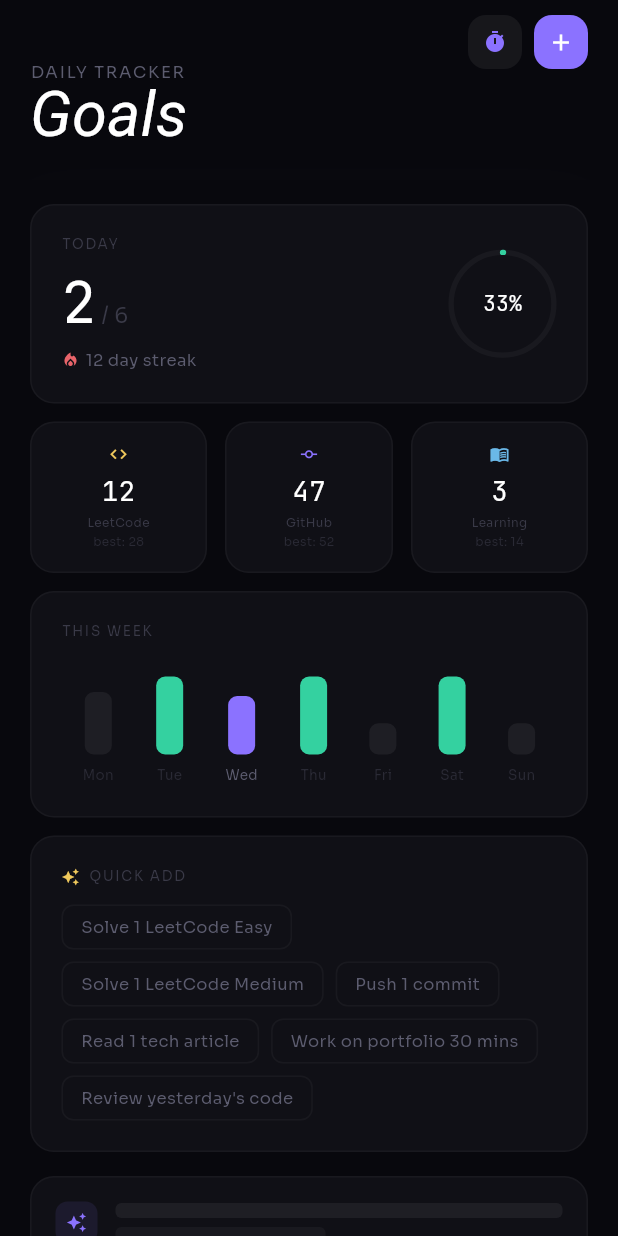
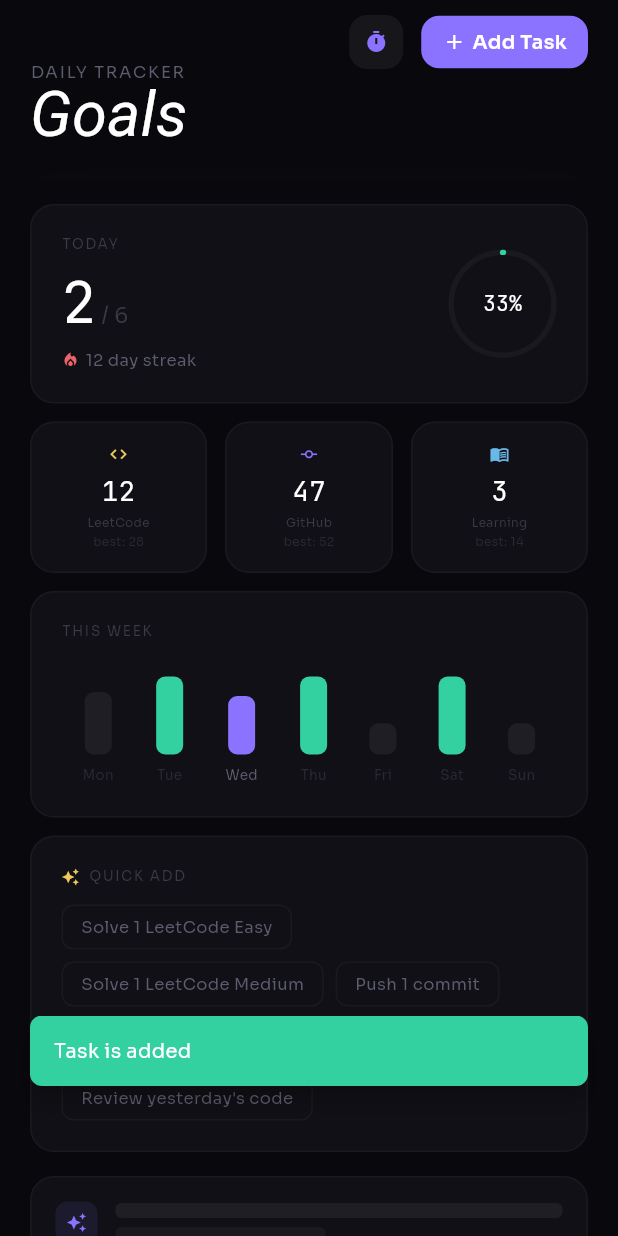
Before and after one commit to notkoushik/DevPulse, a Flutter app: the GoalsScreen widget shown alone on an empty page, opened directly, after a tap on "Solve 1 LeetCode Easy", on a phone screen of 412 x 824 dp. Run offline on Flutter 3.47's test engine with Material 3 defaults, Android fonts, the light colour scheme and no system bars; drawn by our look-alikes of flutter_animate; our stand-ins replace fl_chart, google_fonts, shared_preferences, supabase_flutter; missing offline and left inert: flutter_displaymode; accounts and stored records are empty; network calls fail.

```diff
--- a/lib/data/api_repository.dart
+++ b/lib/data/api_repository.dart
@@ -19,9 +19,22 @@ class ApiDataRepository implements DataRepository {
     http.Client? client,
   }) : _client = client ?? http.Client();
 
+  Future<String> _getToken() async {
+    final auth = Supabase.instance.client.auth;
+    var session = auth.currentSession;
+    if (session != null && session.isExpired) {
+      try {
+        final res = await auth.refreshSession();
+        session = res.session;
+      } catch (e) {
+        debugPrint('Token refresh failed: $e');
+      }
+    }
+    return session?.accessToken ?? '';
+  }
+
   Future<Map<String, dynamic>> _getJson(String path) async {
-    final session = Supabase.instance.client.auth.currentSession;
-    final token = session?.accessToken ?? '';
+    final token = await _getToken();
 
     debugPrint('🔗 API → $baseUrl$path (token: ${token.isNotEmpty ? "${token.substring(0, 20)}..." : "EMPTY"})');
 
@@ -41,8 +54,7 @@ class ApiDataRepository implements DataRepository {
   }
 
   Future<Map<String, dynamic>> _postJson(String path, Map<String, dynamic> body) async {
-    final session = Supabase.instance.client.auth.currentSession;
-    final token = session?.accessToken ?? '';
+    final token = await _getToken();
 
     final response = await _client.post(
       Uri.parse('$baseUrl$path'),
--- a/lib/data/data_provider.dart
+++ b/lib/data/data_provider.dart
@@ -150,6 +150,7 @@ class DataProvider extends ChangeNotifier {
       newsFeed = await repository.getNewsFeed(source: source);
     } catch (e) {
       debugPrint('News feed error: $e');
+      newsFeed = mock.newsFeed;
     }
     isLoadingNews = false;
     notifyListeners();
@@ -161,6 +162,7 @@ class DataProvider extends ChangeNotifier {
       notifyListeners();
     } catch (e) {
       debugPrint('Trending repos error: $e');
+      trendingRepos = mock.trendingRepos;
     }
   }
 
--- a/lib/data/mock_data.dart
+++ b/lib/data/mock_data.dart
@@ -248,3 +248,62 @@ List<Contribution> _generateContributions() {
   }
   return contributions.reversed.toList();
 }
+
+final newsFeed = [
+  NewsItem(
+    id: 'mock_1',
+    title: 'Flutter Desktop goes to stable',
+    url: 'https://flutter.dev',
+    source: 'hackernews',
+    author: 'flutter_fan',
+    points: 842,
+    comments: 125,
+    timeAgo: '2h ago',
+    tags: ['flutter', 'release']
+  ),
+  NewsItem(
+    id: 'mock_2',
+    title: '10 TypeScript tricks for 2026',
+    url: 'https://dev.to',
+    source: 'devto',
+    author: 'johndoe',
+    points: 420,
+    comments: 55,
+    timeAgo: '5h ago',
+    tags: ['typescript', 'tips']
+  ),
+  NewsItem(
+    id: 'mock_3',
+    title: 'My top 5 VS Code extensions for productivity',
+    url: 'https://reddit.com/r/webdev',
+    source: 'reddit',
+    author: 'web_dev22',
+    points: 512,
+    comments: 89,
+    timeAgo: '6h ago',
+    tags: ['webdev', 'productivity']
+  ),
+];
+
+final trendingRepos = [
+  TrendingRepo(
+    name: 'awesome-flutter',
+    author: 'solido',
+    description: 'A curated list of awesome Flutter resources',
+    language: 'Dart',
+    languageColor: '#00B4AB',
+    stars: 52000,
+    todayStars: 156,
+    url: 'https://github.com/solido/awesome-flutter'
+  ),
+  TrendingRepo(
+    name: 'devpulse-dashboard',
+    author: 'notkoushik',
+    description: 'Developer productivity dashboard and AI assistant',
+    language: 'TypeScript',
+    languageColor: '#3178C6',
+    stars: 485,
+    todayStars: 52,
+    url: 'https://github.com/notkoushik/devpulse'
+  ),
+];
--- a/lib/data/repository.dart
+++ b/lib/data/repository.dart
@@ -113,13 +113,13 @@ class MockDataRepository implements DataRepository {
   @override
   Future<List<NewsItem>> getNewsFeed({String source = 'all'}) async {
     await _delay();
-    return [];
+    return mock.newsFeed;
   }
 
   @override
   Future<List<TrendingRepo>> getTrendingRepos() async {
     await _delay();
-    return [];
+    return mock.trendingRepos;
   }
 
   // AI
--- a/lib/screens/dashboard_screen.dart
+++ b/lib/screens/dashboard_screen.dart
@@ -2,6 +2,7 @@ import 'dart:ui';
 import 'package:flutter/material.dart';
 import 'package:flutter_animate/flutter_animate.dart';
 import 'package:google_fonts/google_fonts.dart';
+import 'package:intl/intl.dart';
 import 'package:provider/provider.dart';
 import '../theme/app_theme.dart';
 import '../data/data_provider.dart';
@@ -94,7 +95,7 @@ class DashboardScreen extends StatelessWidget {
                 background: Padding(
                   padding: const EdgeInsets.only(left: 20, top: 40),
                   child: Text(
-                    'SUNDAY, FEB 22',
+                    DateFormat('EEEE, MMM d').format(DateTime.now()).toUpperCase(),
                     style: TextStyle(
                       fontSize: 11,
                       letterSpacing: 1.5,
--- a/lib/screens/goals_screen.dart
+++ b/lib/screens/goals_screen.dart
@@ -57,6 +57,19 @@ class _GoalsScreenState extends State<GoalsScreen> {
     final goalCategory = category ?? _newCategory;
     if (goalTitle.trim().isEmpty) return;
     context.read<DataProvider>().addGoal(goalTitle.trim(), goalCategory);
+
+    // Show confirmation Toast/Snackbar
+    ScaffoldMessenger.of(context).clearSnackBars();
+    ScaffoldMessenger.of(context).showSnackBar(
+      SnackBar(
+        content: Text('Task is added', style: TextStyle(color: Colors.white, fontSize: 13)),
+        backgroundColor: DevPulseColors.success,
+        duration: const Duration(seconds: 2),
+        behavior: SnackBarBehavior.floating,
+        shape: RoundedRectangleBorder(borderRadius: BorderRadius.circular(8)),
+        margin: const EdgeInsets.only(bottom: 100, left: 20, right: 20),
+      ),
+    );
   }
 
   void _showAddGoalSheet() {
@@ -295,20 +308,33 @@ class _GoalsScreenState extends State<GoalsScreen> {
                 ),
               ),
             ),
-            const SizedBox(width: 8),
+            const SizedBox(width: 12),
             GestureDetector(
               onTap: _showAddGoalSheet,
               child: Container(
-                width: 36,
-                height: 36,
+                padding: const EdgeInsets.symmetric(horizontal: 14, vertical: 8),
                 decoration: BoxDecoration(
                   color: DevPulseColors.primary,
                   borderRadius: BorderRadius.circular(12),
                 ),
-                child: const Icon(
-                  Icons.add,
-                  size: 18,
-                  color: Colors.white,
+                child: const Row(
+                  mainAxisSize: MainAxisSize.min,
+                  children: [
+                    Icon(
+                      Icons.add,
+                      size: 16,
+                      color: Colors.white,
+                    ),
+                    SizedBox(width: 4),
+                    Text(
+                      'Add Task',
+                      style: TextStyle(
+                        fontSize: 13,
+                        fontWeight: FontWeight.w600,
+                        color: Colors.white,
+                      ),
+                    ),
+                  ],
                 ),
               ),
             ),
--- a/lib/screens/profile_screen.dart
+++ b/lib/screens/profile_screen.dart
@@ -781,7 +781,7 @@ class ProfileScreen extends StatelessWidget {
       context: context,
       builder: (ctx) {
         return AlertDialog(
-          backgroundColor: theme.card,
+          backgroundColor: theme.surfaceElevated,
           shape: RoundedRectangleBorder(
             borderRadius: BorderRadius.circular(16),
           ),
@@ -1274,7 +1274,7 @@ class ProfileScreen extends StatelessWidget {
         return StatefulBuilder(
           builder: (dialogContext, setDialogState) {
             return AlertDialog(
-              backgroundColor: theme.card,
+              backgroundColor: theme.surfaceElevated,
               shape: RoundedRectangleBorder(
                 borderRadius: BorderRadius.circular(16),
               ),
@@ -1462,7 +1462,7 @@ class ProfileScreen extends StatelessWidget {
                       final proceed = await showDialog<bool>(
                         context: dialogContext,
                         builder: (c) => AlertDialog(
-                          backgroundColor: theme.card,
+                          backgroundColor: theme.surfaceElevated,
                           shape: RoundedRectangleBorder(
                             borderRadius: BorderRadius.circular(16),
                           ),
```
Also changed, not shown: 4 other files.
